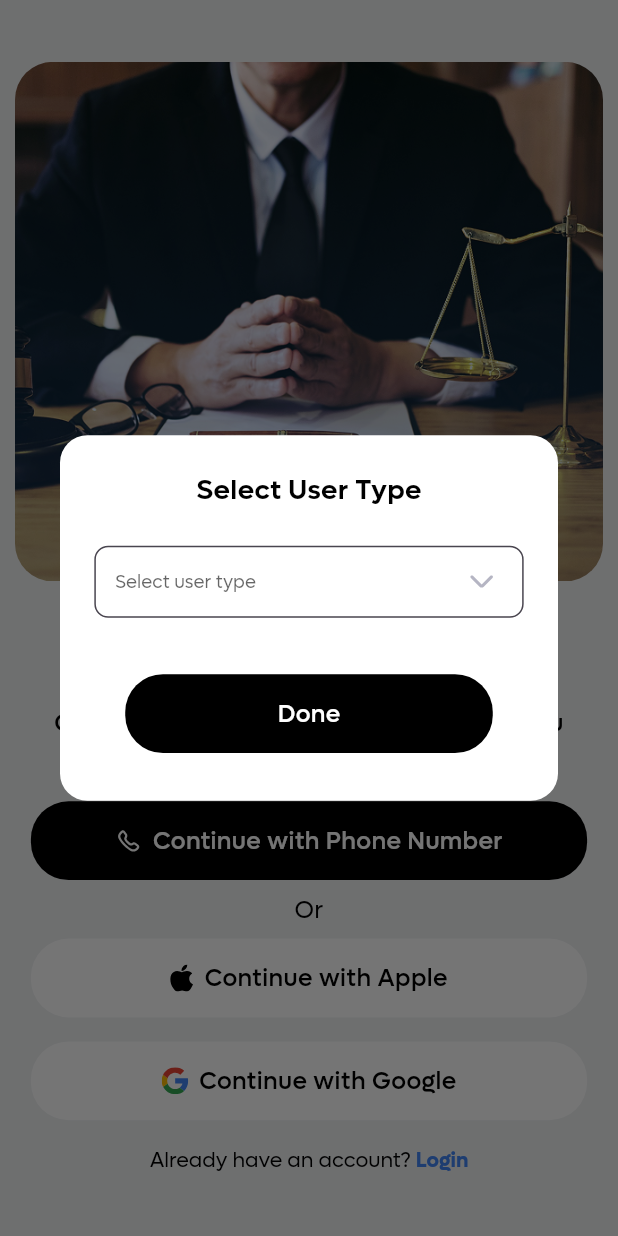
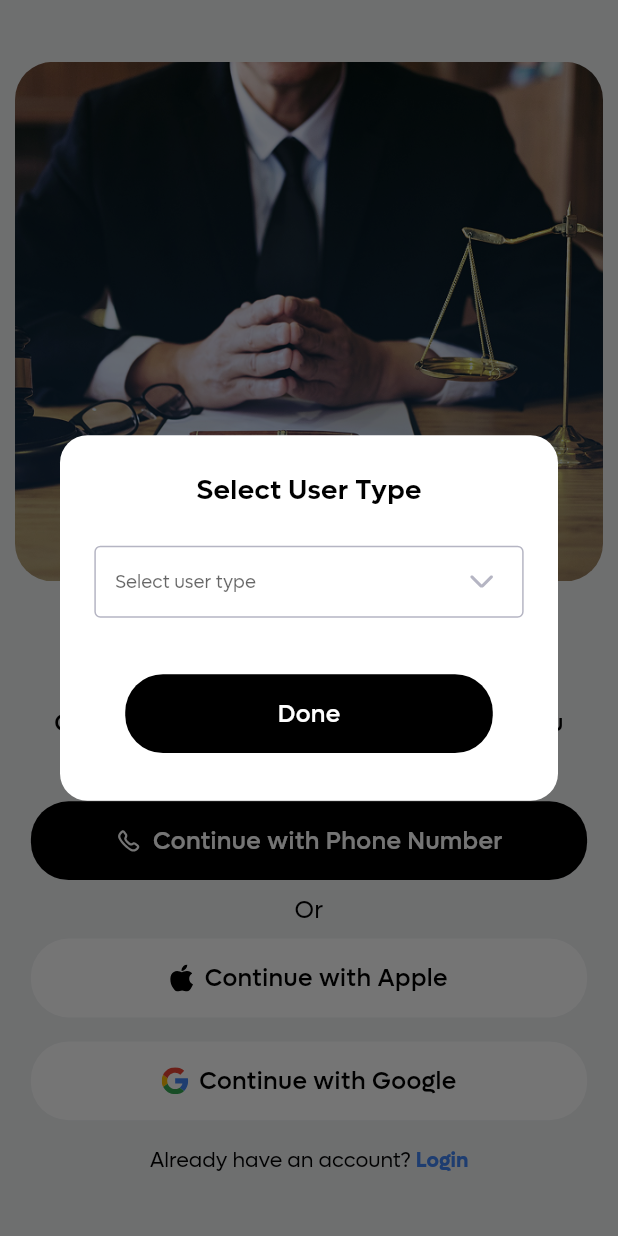
Before and after one commit to ibrahimsm83/casekarao, a Flutter app: the screen it shows after launch, on a phone screen of 412 x 824 dp. Run offline on Flutter 3.47's test engine with Material 3 defaults, Android fonts, the phone set to English and light mode, and no system bars; our stand-ins replace another_flushbar, flutter_rating, flutter_screenutil, flutter_svg, get, image_picker and 3 more; missing offline and left inert: dart:ffi.

Commit message:
some UI fixing

```diff
--- a/lib/presentation/dashboard/home_user_screen.dart
+++ b/lib/presentation/dashboard/home_user_screen.dart
@@ -81,7 +81,7 @@ class _HomeUserScreenState extends State<HomeUserScreen> {
 
               // Lawyer cards
               Container(
-                height: 260,
+                height: 230.h,
                 child: ListView.separated(
                   separatorBuilder: (context, i) => const SizedBox(width: 10.0),
                   itemCount: 5,
--- a/lib/presentation/lets_get_started_screen/lets_get_started_screen.dart
+++ b/lib/presentation/lets_get_started_screen/lets_get_started_screen.dart
@@ -200,6 +200,14 @@ class _LetsGetStartedViewState extends State<LetsGetStartedView> {
                       hintStyle: getRegularStyle(
                         color: ColorManager.kHintTextColor,
                       ),
+                      focusedBorder: OutlineInputBorder(
+                        borderSide: BorderSide(
+                          color: ColorManager.kGreyColor,
+                      ),),
+                      enabledBorder: OutlineInputBorder(
+                        borderSide: BorderSide(
+                          color: ColorManager.kGreyColor,
+                      ),)
                     ),
                     onChanged: (String? newValue) {
                       setState(() {
--- a/lib/widgets/active_mile_stone_sheet.dart
+++ b/lib/widgets/active_mile_stone_sheet.dart
@@ -39,6 +39,7 @@ class ActivateMilestoneSheet extends StatelessWidget {
 
           // Upload Screenshot Box
           Container(
+            height: 70.h,
             padding: const EdgeInsets.symmetric(horizontal: 16, vertical: 12),
             decoration: BoxDecoration(
               color: Color(0xFF222222),
@@ -48,8 +49,8 @@ class ActivateMilestoneSheet extends StatelessWidget {
               mainAxisAlignment: MainAxisAlignment.spaceBetween,
               children: [
                 Container(
-                  width: 68.w,
-                  height: 68.h,
+                  width: 60.w,
+                  height: 60.h,
                   decoration: BoxDecoration(
                     color: ColorManager.kWhiteColor,
                     borderRadius: BorderRadius.circular(8.r),
--- a/lib/widgets/on_going_status_card.dart
+++ b/lib/widgets/on_going_status_card.dart
@@ -156,7 +156,7 @@ class OnGoingStatusCard extends StatelessWidget {
                                 AppStrings.kMessage,
                                 style: getRegularStyle(
                                   color: ColorManager.kWhiteColor,
-                                  fontSize: ScreenUtil().setSp(AppSize.s10),
+                                  fontSize: ScreenUtil().setSp(AppSize.s8.sp),
                                 ),
                               ),
                             ),
@@ -186,6 +186,7 @@ class OnGoingStatusCard extends StatelessWidget {
                               "View Details",
                               style: getRegularStyle(
                                 color: ColorManager.primary,
+                                fontSize: ScreenUtil().setSp(AppSize.s8.sp),
                               ),
                             ),
                           ),
```
